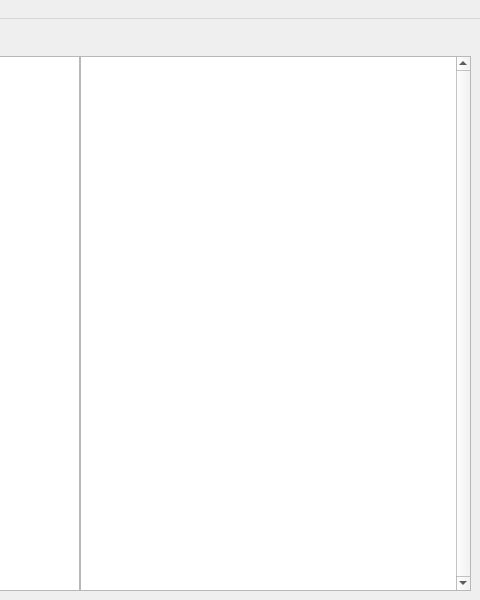
Before: the Qt Designer form src/mainwindow.ui in BowDown097/DecompIL, drawn with Qt 5; both pictures show x 320 to 800 and y 0 to 600 of the 800 by 600 pixel window.
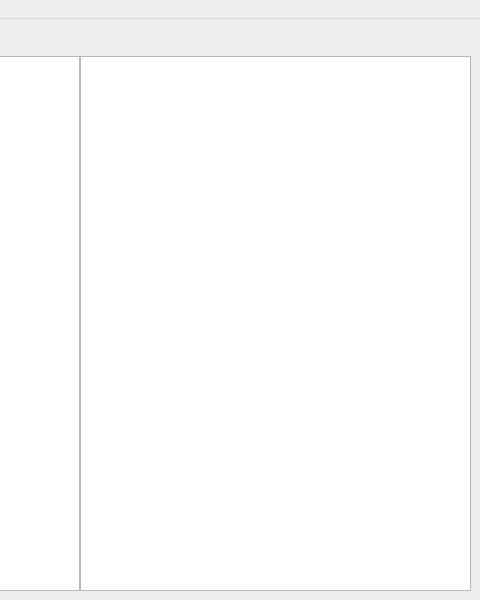
After: the same form once the commit is applied. Custom widgets are drawn as their Qt base class.

Diff of the .ui file:
```diff
--- a/src/mainwindow.ui
+++ b/src/mainwindow.ui
@@ -156,11 +156,7 @@
         </property>
        </column>
       </widget>
-      <widget class="CodeEditor" name="codeEditor">
-       <property name="verticalScrollBarPolicy">
-        <enum>Qt::ScrollBarPolicy::ScrollBarAlwaysOn</enum>
-       </property>
-      </widget>
+      <widget class="CodeEditor" name="codeEditor"/>
      </widget>
     </item>
    </layout>
```
